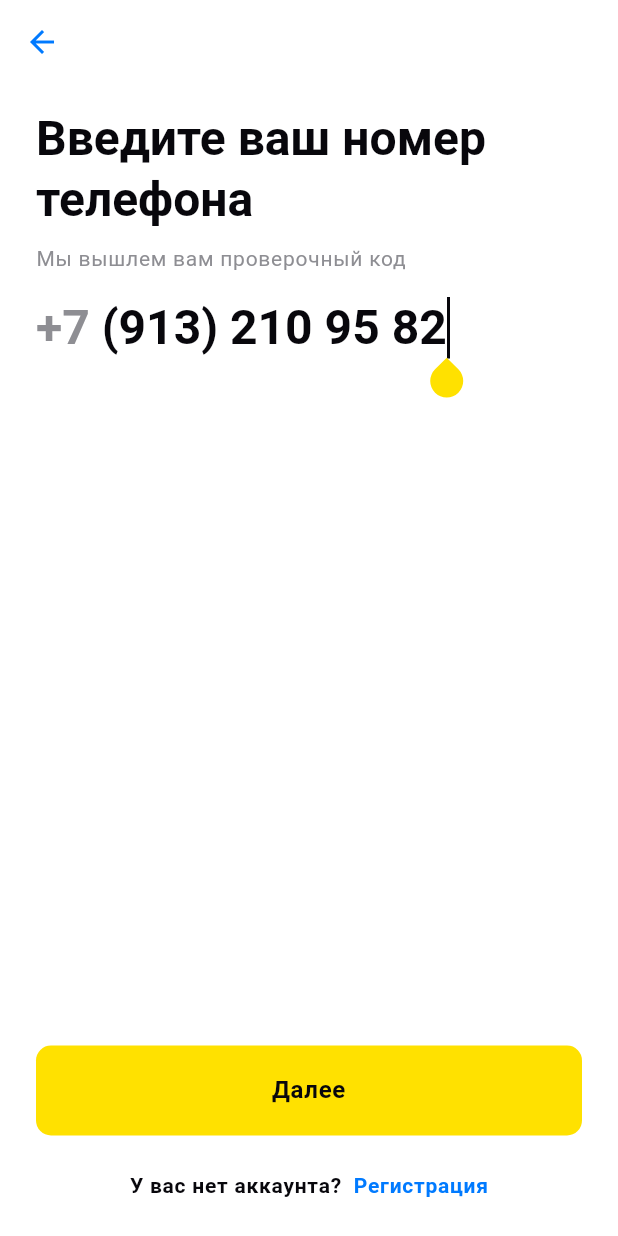
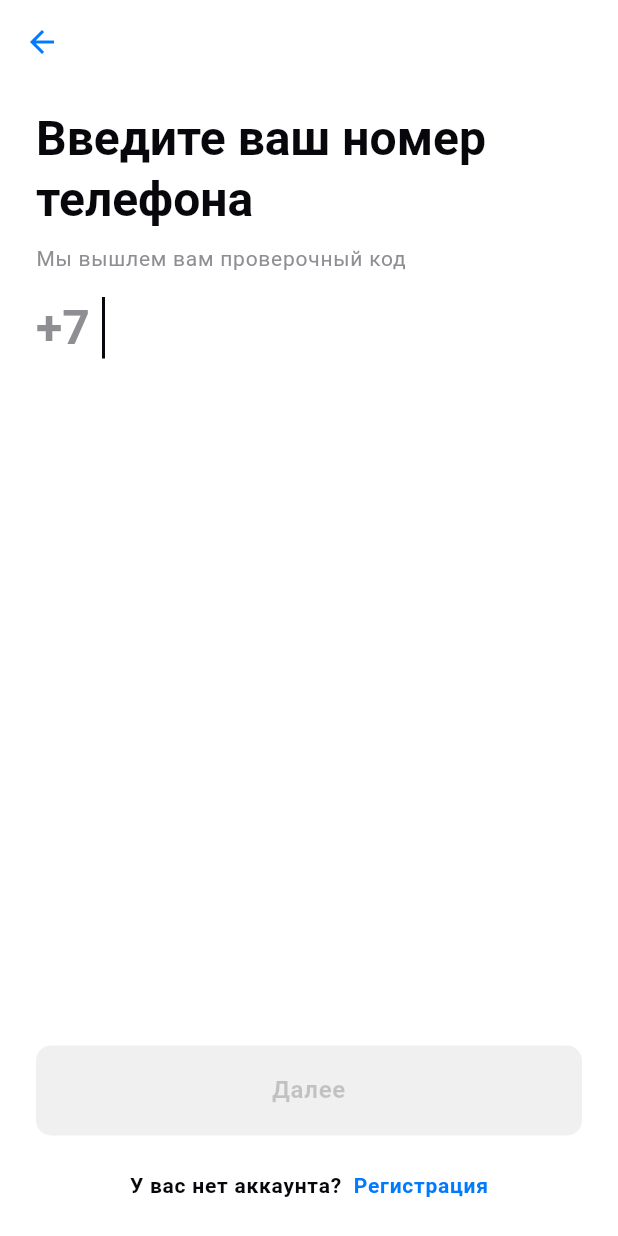
Before and after one commit to kanmear/flutter_test_task, a Flutter app: the screen it shows after launch, on a phone screen of 412 x 824 dp. Run offline on Flutter 3.47's test engine with Material 3 defaults, Android fonts, the phone set to English and light mode, and no system bars; our stand-ins replace google_fonts.

Commit message:
fix: authorization page -> dispose of focus node

```diff
--- a/lib/routes/pages/authorization_page.dart
+++ b/lib/routes/pages/authorization_page.dart
@@ -17,7 +17,7 @@ class AuthorizationPage extends StatelessWidget {
     final theme = Theme.of(context);
 
     final TextEditingController textController =
-        TextEditingController(text: '(913) 210 95 82');
+        TextEditingController(text: '');
 
     return Scaffold(
       backgroundColor: theme.colorScheme.surface,
@@ -106,6 +106,12 @@ class _NumberTextFieldState extends State<NumberTextField> {
   }
 
   @override
+  void dispose() {
+    focusNode.dispose();
+    super.dispose();
+  }
+
+  @override
   Widget build(BuildContext context) {
     final theme = Theme.of(context);
 
```
